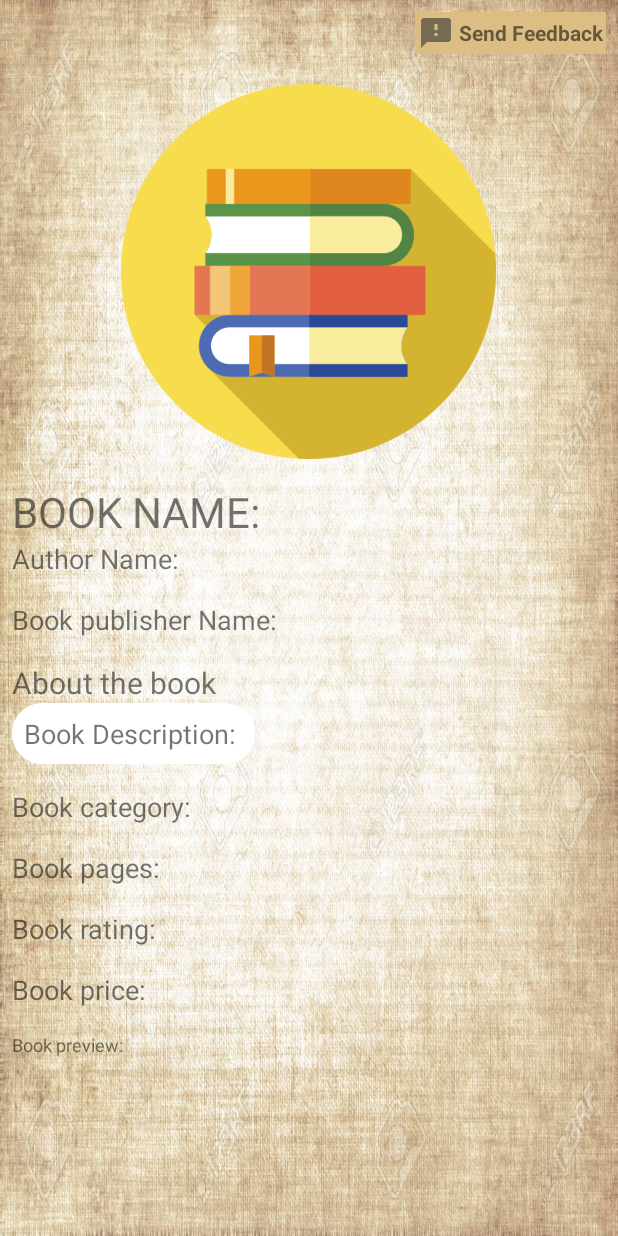
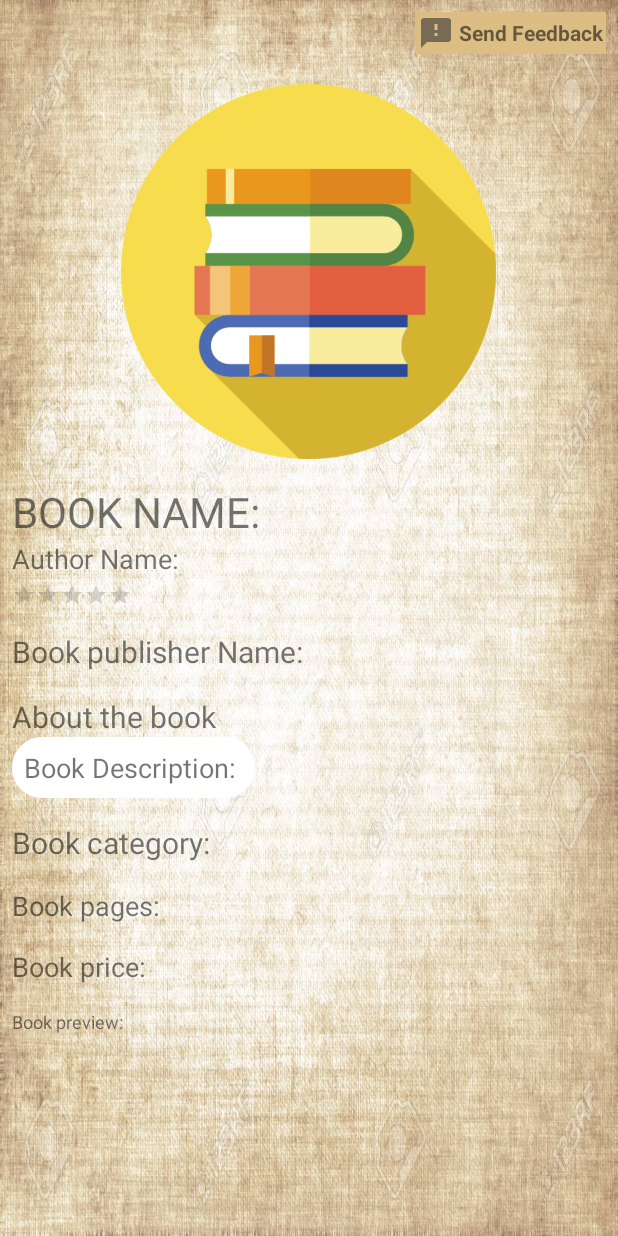
Before and after one commit to Kyoshiin/Book-Finder, an Android app: the layout book_details.xml on its own in the app's theme, with its tools: preview values and no code run, on a phone screen of 412 x 824 dp. Run offline under Robolectric (Android 15) with nearby library versions, the phone set to English and light mode, and no system bars.

Commit message:
Added Rating Bar

```diff
--- a/app/src/main/java/com/example/bookfinder/BookDetailsActivity.java
+++ b/app/src/main/java/com/example/bookfinder/BookDetailsActivity.java
@@ -6,6 +6,7 @@ import android.os.Bundle;
 import android.text.TextUtils;
 import android.view.View;
 import android.widget.ImageView;
+import android.widget.RatingBar;
 import android.widget.TextView;
 
 import androidx.appcompat.app.AppCompatActivity;
@@ -58,12 +59,12 @@ public class BookDetailsActivity extends AppCompatActivity {
         else
         bookprice.setText("Price: Rs. " +Double.toString(selectd_book.getBookPrice()));
 
-        TextView bookrating = findViewById(R.id.Bookrating);
+        RatingBar bookrating = findViewById(R.id.Bookrating);
         //setting visibility if info not available
         if (selectd_book.getBookRating() == 0.0)
             bookrating.setVisibility(View.GONE);
         else
-            bookrating.setText("Rating: "+ Double.toString(selectd_book.getBookRating())+ " out of 5.0");
+            bookrating.setRating((float)selectd_book.getBookRating());
 
         TextView bookpages = findViewById(R.id.Bookpages);
         //setting visibility if info not available
--- a/app/src/main/res/layout/book_details.xml
+++ b/app/src/main/res/layout/book_details.xml
@@ -8,48 +8,48 @@
     <RelativeLayout
         android:layout_width="match_parent"
         android:layout_height="match_parent"
-        tools:context=".BookDetailsActivity"
-        android:padding="8dp">
+        android:padding="8dp"
+        tools:context=".BookDetailsActivity">
 
         <TextView
             android:id="@+id/feedback"
             android:layout_width="wrap_content"
             android:layout_height="wrap_content"
+            android:layout_alignParentRight="true"
+            android:layout_marginBottom="20dp"
+            android:background="#DCBD84"
+            android:drawableLeft="@drawable/ic_feedback"
             android:gravity="center"
-            android:drawableLeft="@drawable/ic_feedback"
+            android:padding="2dp"
             android:text=" Send Feedback"
-            android:background="#DCBD84"
-            android:padding="2dp"
-            android:textStyle="bold"
-            android:layout_alignParentRight="true"
-            android:layout_marginBottom="20dp"/>
+            android:textStyle="bold" />
 
-<!--        192 x 248-->
+        <!--        192 x 248-->
         <ImageView
             android:id="@+id/BookImg"
             android:layout_width="250dp"
             android:layout_height="250dp"
-            android:adjustViewBounds="true"
             android:layout_below="@id/feedback"
             android:layout_centerHorizontal="true"
+            android:adjustViewBounds="true"
+            android:scaleType="fitCenter"
+            tools:src="@drawable/ic_display" />
 
-            android:scaleType="fitCenter"
-            tools:src="@drawable/ic_display"/>
+
 
         <LinearLayout
-            android:id="@+id/details_layout"
             android:layout_width="wrap_content"
             android:layout_height="wrap_content"
             android:layout_below="@id/BookImg"
-            android:orientation="vertical"
-            android:layout_marginTop="16dp">
+            android:layout_marginTop="16dp"
+            android:orientation="vertical">
 
             <TextView
                 android:id="@+id/Book_name"
                 android:layout_width="wrap_content"
                 android:layout_height="wrap_content"
+                android:textAllCaps="true"
                 android:textSize="@dimen/Large"
-                android:textAllCaps="true"
                 tools:text="Book Name: " />
 
             <TextView
@@ -57,14 +57,26 @@
                 android:layout_width="wrap_content"
                 android:layout_height="wrap_content"
                 android:textSize="@dimen/Small"
+                android:gravity="top"
                 tools:text="Author Name: " />
+
+            <RatingBar
+                android:id="@+id/Bookrating"
+                style="?ratingBarStyleSmall"
+                android:layout_width="wrap_content"
+                android:layout_height="wrap_content"
+                android:layout_marginTop="4dp"
+                android:isIndicator="true"
+                android:numStars="5"
+                android:stepSize="0.01"
+                android:progressTint="#ffc107"/>
 
             <TextView
                 android:id="@+id/Bookpublisher"
                 android:layout_width="wrap_content"
                 android:layout_height="wrap_content"
                 android:layout_marginTop="16dp"
-                android:textSize="@dimen/Small"
+                android:textSize="@dimen/Medium"
                 tools:text="Book publisher Name: " />
 
             <TextView
@@ -73,22 +85,22 @@
                 android:layout_height="wrap_content"
                 android:layout_marginTop="16dp"
                 android:text="About the book"
-                android:textSize="@dimen/Medium"/>
+                android:textSize="@dimen/Medium" />
 
             <TextView
                 android:id="@+id/Bookdescription"
                 android:layout_width="wrap_content"
                 android:layout_height="wrap_content"
+                android:background="@drawable/about_box"
                 android:textSize="@dimen/Small"
-                tools:text="Book Description: "
-                android:background="@drawable/about_box"/>
+                tools:text="Book Description: " />
 
             <TextView
                 android:id="@+id/Bookcategories"
                 android:layout_width="wrap_content"
                 android:layout_height="wrap_content"
                 android:layout_marginTop="16dp"
-                android:textSize="@dimen/Small"
+                android:textSize="@dimen/Medium"
                 tools:text="Book category: " />
 
             <TextView
@@ -98,15 +110,6 @@
                 android:layout_marginTop="16dp"
                 android:textSize="@dimen/Small"
                 tools:text="Book pages: " />
-
-            <TextView
-                android:id="@+id/Bookrating"
-                android:layout_width="wrap_content"
-                android:layout_height="wrap_content"
-                android:layout_marginTop="16dp"
-                android:textSize="@dimen/Small"
-                tools:text="Book rating: " />
-
 
             <TextView
                 android:id="@+id/Bookprice"
@@ -121,9 +124,9 @@
                 android:layout_width="wrap_content"
                 android:layout_height="wrap_content"
                 android:layout_marginTop="16dp"
+                android:autoLink="web"
                 android:textSize="12sp"
-                tools:text="Book preview: "
-                android:autoLink="web" />
+                tools:text="Book preview: " />
         </LinearLayout>
     </RelativeLayout>
 </ScrollView>
--- a/app/src/main/res/layout/search_preference.xml
+++ b/app/src/main/res/layout/search_preference.xml
@@ -22,7 +22,7 @@
 
         <Spinner
             android:id="@+id/prefer_spinner"
-            android:layout_width="150dp"
+            android:layout_width="180dp"
             android:layout_height="wrap_content"
             android:layout_marginLeft="34dp" />
 
@@ -41,7 +41,7 @@
 
         <Spinner
             android:id="@+id/maxResult_spinner"
-            android:layout_width="150dp"
+            android:layout_width="180dp"
             android:layout_height="wrap_content"
             android:layout_marginLeft="20dp" />
 
```
Also changed, not shown: app/src/main/java/com/example/bookfinder/BookFinderActivity.java (+6 -4 lines), app/src/main/java/com/example/bookfinder/SearchPreferenceDialog.java (+18 -21 lines), app/src/main/res/drawable/ic_launcher_background.xml (deleted, +0 -74 lines), 2 other files.
